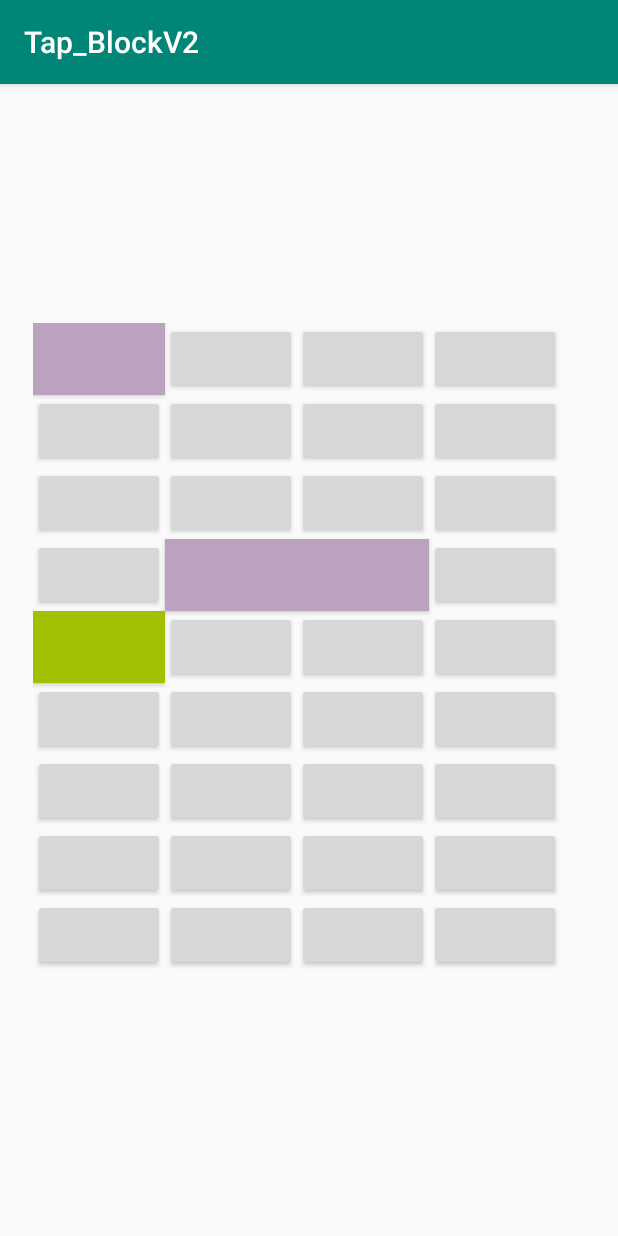
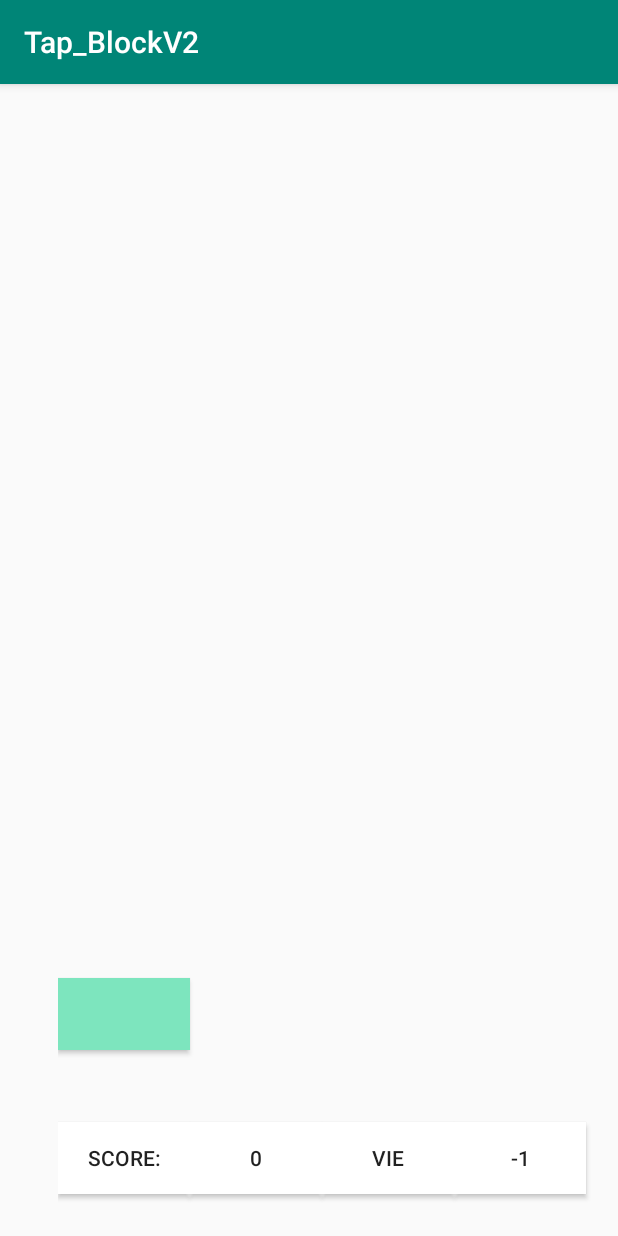
Before and after one commit to Lecodeurfou/Tap_Block, an Android app: the game_loop screen opened directly, with no data from a screen before it, after a tap on an icon or button, on a phone screen of 412 x 824 dp. Run offline under Robolectric (Android 15) with nearby library versions, the phone set to English and light mode, and no system bars; 2 other taps on this screen came first.

Commit message:
Moteur jeu quasi fini

```diff
--- a/app/src/main/java/com/example/dwaygon/tap_blockv2/game_loop.java
+++ b/app/src/main/java/com/example/dwaygon/tap_blockv2/game_loop.java
@@ -1,6 +1,7 @@
 package com.example.dwaygon.tap_blockv2;
 
 import android.graphics.Color;
+import android.graphics.drawable.ColorDrawable;
 import android.support.v7.app.AppCompatActivity;
 import android.os.Bundle;
 import android.view.View;
@@ -10,8 +11,7 @@ import android.widget.GridLayout;
 import java.util.Random;
 
 public class game_loop extends AppCompatActivity implements View.OnClickListener {
-    Button buttons[] = new Button[BUTTON_IDS.length];
-    private static final int[] BUTTON_IDS = {
+    public int[] BUTTON_IDS = {
             R.id.touche0,
             R.id.touche1,
             R.id.touche2,
@@ -39,6 +39,7 @@ public class game_loop extends AppCompatActivity implements View.OnClickListener
             R.id.touche24,
             R.id.touche25,
             R.id.touche26,
+            R.id.touche27,
             R.id.touche28,
             R.id.touche29,
             R.id.touche30,
@@ -48,6 +49,11 @@ public class game_loop extends AppCompatActivity implements View.OnClickListener
             R.id.touche34,
             R.id.touche35,
     };
+    public Button buttons[] = new Button[BUTTON_IDS.length];
+    Button touche36;
+    Button touche37;
+    Button touche38;
+    Button touche39;
 
     @Override
     protected void onCreate(Bundle savedInstanceState) {
@@ -55,27 +61,58 @@ public class game_loop extends AppCompatActivity implements View.OnClickListener
         setContentView(R.layout.activity_game_loop);
         GridLayout grille = findViewById(R.id.grille);
         int i = 0;
-        for(int id : BUTTON_IDS) {
+        for (int id : BUTTON_IDS) {
             Button button = findViewById(id);
             button.setOnClickListener(this); // maybe
+            button.setBackgroundColor(Color.argb(0, 0, 0, 0));
             buttons[i] = button;
-            i+=1;
+            i += 1;
         }
+        touche36 = findViewById(R.id.touche36);
+        touche36.setBackgroundColor(Color.argb(255, 255, 255, 255));
+        touche36.setText("Score:");
+        touche37 = findViewById(R.id.touche37);
+        touche37.setBackgroundColor(Color.argb(255, 255, 255, 255));
+        touche37.setText("0");
+        touche38 = findViewById(R.id.touche38);
+        touche38.setBackgroundColor(Color.argb(255, 255, 255, 255));
+        touche38.setText("Vie");
+        touche39 = findViewById(R.id.touche39);
+        touche39.setBackgroundColor(Color.argb(255, 255, 255, 255));
+        touche39.setText("3");
+    }
 
 
-
-
-    }
     public void onStart() {
         super.onStart();
         Thread background = new Thread(new Runnable() {
             @Override
             public void run() {
                 Random rnd=new Random();
+                int aleabut;
+                aleabut = rnd.nextInt(36);
+                buttons[aleabut].setBackgroundColor(Color.argb(255,rnd.nextInt(256),rnd.nextInt(256),rnd.nextInt(256))); //bis
+                try { Thread.sleep(2000); }
+                catch (InterruptedException e) { return; }
                 while(true) {
+                    ColorDrawable b_color = (ColorDrawable) buttons[aleabut].getBackground();
+                    int a = b_color.getColor();
+                    if (a !=Color.argb(0,0,0,0)) {
+                        buttons[aleabut].setBackgroundColor(Color.argb(0, 0, 0, 0));
+                        runOnUiThread(new Runnable() {
+                            @Override
+                            public void run() {
+                                int convert = Integer.parseInt((touche39.getText()).toString());
+                                convert -= 1;
+                                touche39.setText(Integer.toString(convert));
+                            }
+                        });
+                    }
+                    aleabut = rnd.nextInt(36);
+                    buttons[aleabut].setBackgroundColor(Color.argb(255,rnd.nextInt(256),rnd.nextInt(256),rnd.nextInt(256))); //bis
                     try { Thread.sleep(2000); }
                     catch (InterruptedException e) { return; }
-                    buttons[rnd.nextInt(36)].setBackgroundColor(Color.argb(255,rnd.nextInt(256),rnd.nextInt(256),rnd.nextInt(256))); //bis
+
 
 
                 }
@@ -87,9 +124,18 @@ public class game_loop extends AppCompatActivity implements View.OnClickListener
     @Override
     public void onClick(View v) {
         Button B1 = v.findViewById(v.getId());
-        Random rnd=new Random();  // a ajouter lors de l'event de pop de la touche
-        B1.setBackgroundColor(Color.argb(255,rnd.nextInt(256),rnd.nextInt(256),rnd.nextInt(256))); //bis
-
+        ColorDrawable b_color = (ColorDrawable) B1.getBackground();
+        int a = b_color.getColor();
+        if(a != Color.argb(0,0,0,0)){
+            B1.setBackgroundColor(Color.argb(0,0,0,0));
+            int convert = Integer.parseInt((touche37.getText()).toString());
+            convert += 1;
+            touche37.setText(Integer.toString(convert));
+        }else{
+            int convert = Integer.parseInt((touche39.getText()).toString());
+            convert -= 1;
+            touche39.setText(Integer.toString(convert));
+        }
     }
 
 
--- a/app/src/main/res/layout/activity_game_loop.xml
+++ b/app/src/main/res/layout/activity_game_loop.xml
@@ -8,18 +8,20 @@
 
     <android.support.v7.widget.GridLayout
         android:id="@+id/grille"
-        android:layout_width="368dp"
-        android:layout_height="450dp"
+        android:layout_width="365dp"
+        android:layout_height="500dp"
         android:layout_marginStart="8dp"
         android:layout_marginTop="8dp"
         android:layout_marginEnd="8dp"
         android:layout_marginBottom="8dp"
+        app:columnCount="4"
         app:layout_constraintBottom_toBottomOf="parent"
         app:layout_constraintEnd_toEndOf="parent"
+        app:layout_constraintHorizontal_bias="1.0"
         app:layout_constraintStart_toStartOf="parent"
         app:layout_constraintTop_toTopOf="parent"
-        app:rowCount="9"
-        app:columnCount="4">
+        app:layout_constraintVertical_bias="1.0"
+        app:rowCount="10">
 
         <Button
             android:id="@+id/touche0"
@@ -34,181 +36,196 @@
             app:layout_row="0"
 
             />
+
         <Button
             android:id="@+id/touche2"
             app:layout_column="2"
-            app:layout_row="0"
-            />
+            app:layout_row="0" />
+
         <Button
             android:id="@+id/touche3"
             app:layout_column="3"
-            app:layout_row="0"
-            />
+            app:layout_row="0" />
+
         <Button
             android:id="@+id/touche4"
             app:layout_column="0"
-            app:layout_row="1"
-            />
+            app:layout_row="1" />
+
         <Button
             android:id="@+id/touche5"
             app:layout_column="1"
-            app:layout_row="1"
-            />
+            app:layout_row="1" />
 
         <Button
             android:id="@+id/touche6"
             app:layout_column="2"
-            app:layout_row="1"
-            />
+            app:layout_row="1" />
 
         <Button
             android:id="@+id/touche7"
             app:layout_column="3"
-            app:layout_row="1"
-            />
+            app:layout_row="1" />
 
         <Button
             android:id="@+id/touche8"
             app:layout_column="0"
-            app:layout_row="2"
-            />
+            app:layout_row="2" />
 
         <Button
             android:id="@+id/touche9"
             app:layout_column="1"
-            app:layout_row="2"
-            />
+            app:layout_row="2" />
+
         <Button
             android:id="@+id/touche10"
             app:layout_column="2"
-            app:layout_row="2"
-            />
+            app:layout_row="2" />
+
         <Button
             android:id="@+id/touche11"
             app:layout_column="3"
-            app:layout_row="2"
-            />
+            app:layout_row="2" />
+
         <Button
             android:id="@+id/touche12"
             app:layout_column="0"
-            app:layout_row="3"
-            />
+            app:layout_row="3" />
+
         <Button
             android:id="@+id/touche13"
             app:layout_column="1"
-            app:layout_row="3"
-            />
+            app:layout_row="3" />
+
         <Button
             android:id="@+id/touche14"
             app:layout_column="2"
-            app:layout_row="3"
-            />
+            app:layout_row="3" />
+
         <Button
             android:id="@+id/touche15"
             app:layout_column="3"
-            app:layout_row="3"
-            />
+            app:layout_row="3" />
+
         <Button
             android:id="@+id/touche16"
             app:layout_column="0"
-            app:layout_row="4"
-            />
+            app:layout_row="4" />
+
         <Button
             android:id="@+id/touche17"
             app:layout_column="1"
-            app:layout_row="4"
-            />
+            app:layout_row="4" />
+
         <Button
             android:id="@+id/touche18"
             app:layout_column="2"
-            app:layout_row="4"
-            />
+            app:layout_row="4" />
+
         <Button
             android:id="@+id/touche19"
             app:layout_column="3"
-            app:layout_row="4"
-            />
+            app:layout_row="4" />
+
         <Button
             android:id="@+id/touche20"
             app:layout_column="0"
-            app:layout_row="5"
-            />
+            app:layout_row="5" />
+
         <Button
             android:id="@+id/touche21"
             app:layout_column="1"
-            app:layout_row="5"
-            />
+            app:layout_row="5" />
+
         <Button
             android:id="@+id/touche22"
             app:layout_column="2"
-            app:layout_row="5"
-            />
+            app:layout_row="5" />
+
         <Button
             android:id="@+id/touche23"
             app:layout_column="3"
-            app:layout_row="5"
-            />
+            app:layout_row="5" />
+
         <Button
             android:id="@+id/touche24"
             app:layout_column="0"
-            app:layout_row="6"
-            />
+            app:layout_row="6" />
+
         <Button
             android:id="@+id/touche25"
             app:layout_column="1"
-            app:layout_row="6"
-            />
+            app:layout_row="6" />
+
         <Button
             android:id="@+id/touche26"
             app:layout_column="2"
-            app:layout_row="6"
-            />
+            app:layout_row="6" />
+
         <Button
             android:id="@+id/touche27"
             app:layout_column="3"
-            app:layout_row="6"
-            />
+            app:layout_row="6" />
+
         <Button
             android:id="@+id/touche28"
             app:layout_column="0"
-            app:layout_row="7"
-            />
+            app:layout_row="7" />
+
         <Button
             android:id="@+id/touche29"
             app:layout_column="1"
-            app:layout_row="7"
-            />
+            app:layout_row="7" />
+
         <Button
             android:id="@+id/touche30"
             app:layout_column="2"
-            app:layout_row="7"
-            />
+            app:layout_row="7" />
+
         <Button
             android:id="@+id/touche31"
             app:layout_column="3"
-            app:layout_row="7"
-            />
+            app:layout_row="7" />
+
         <Button
             android:id="@+id/touche32"
             app:layout_column="0"
-            app:layout_row="8"
-            />
+            app:layout_row="8" />
+
         <Button
             android:id="@+id/touche33"
             app:layout_column="1"
-            app:layout_row="8"
-            />
+            app:layout_row="8" />
+
         <Button
             android:id="@+id/touche34"
             app:layout_column="2"
-            app:layout_row="8"
-            />
+            app:layout_row="8" />
 
         <Button
             android:id="@+id/touche35"
             app:layout_column="3"
-            app:layout_row="8"
-            />
+            app:layout_row="8" />
+
+        <Button
+            android:id="@+id/touche36"
+            app:layout_column="0"
+            app:layout_row="9" />
+
+        <Button
+            android:id="@+id/touche37"
+            app:layout_column="1"
+            app:layout_row="9" />
+
+        <Button
+            android:id="@+id/touche38"
+            app:layout_column="2"
+            app:layout_row="9" />
+
+        <Button
+            android:id="@+id/touche39"
+            app:layout_column="3"
+            app:layout_row="9" />
 
 
     </android.support.v7.widget.GridLayout>
```
